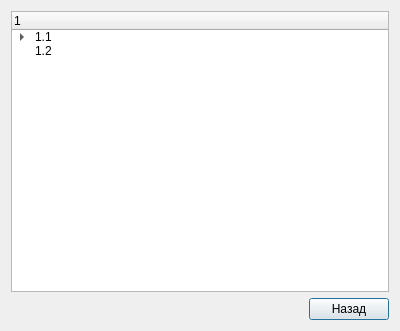
First picture: the form in versiondetailsform.ui, repository sokolukanton/overture, before the edit.
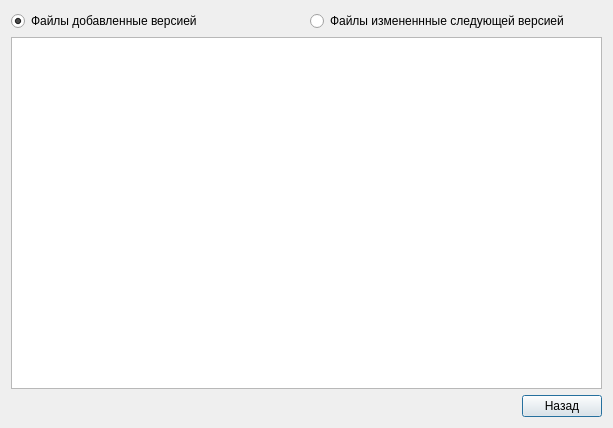
Second picture: the form after the edit.

Diff of the .ui file:
```diff
--- a/versiondetailsform.ui
+++ b/versiondetailsform.ui
@@ -9,51 +9,19 @@
    <rect>
     <x>0</x>
     <y>0</y>
-    <width>400</width>
-    <height>331</height>
+    <width>613</width>
+    <height>428</height>
    </rect>
   </property>
   <property name="windowTitle">
    <string>Файлы версии</string>
   </property>
   <layout class="QGridLayout" name="gridLayout">
-   <item row="0" column="0" colspan="2">
-    <widget class="QTreeWidget" name="treeWidget">
-     <column>
-      <property name="text">
-       <string>1</string>
-      </property>
-     </column>
-     <item>
-      <property name="text">
-       <string>1.1</string>
-      </property>
-      <item>
-       <property name="text">
-        <string>1.1.1</string>
-       </property>
-      </item>
-      <item>
-       <property name="text">
-        <string>1.1.2</string>
-       </property>
-       <item>
-        <property name="text">
-         <string>1.1.2.1</string>
-        </property>
-        <property name="font">
-         <font>
-          <family>Comic Sans MS</family>
-         </font>
-        </property>
-       </item>
-      </item>
-     </item>
-     <item>
-      <property name="text">
-       <string>1.2</string>
-      </property>
-     </item>
+   <item row="1" column="1">
+    <widget class="QPushButton" name="pushButton">
+     <property name="text">
+      <string>Назад</string>
+     </property>
     </widget>
    </item>
    <item row="1" column="0">
@@ -63,18 +31,41 @@
      </property>
      <property name="sizeHint" stdset="0">
       <size>
-       <width>298</width>
+       <width>40</width>
        <height>20</height>
       </size>
      </property>
     </spacer>
    </item>
-   <item row="1" column="1">
-    <widget class="QPushButton" name="pushButton">
-     <property name="text">
-      <string>Назад</string>
-     </property>
-    </widget>
+   <item row="0" column="0" colspan="2">
+    <layout class="QGridLayout" name="gridLayout_2">
+     <item row="0" column="0">
+      <widget class="QRadioButton" name="radioButton">
+       <property name="text">
+        <string>Файлы добавленные версией</string>
+       </property>
+       <property name="checked">
+        <bool>true</bool>
+       </property>
+       <attribute name="buttonGroup">
+        <string notr="true">buttonGroup</string>
+       </attribute>
+      </widget>
+     </item>
+     <item row="0" column="1">
+      <widget class="QRadioButton" name="radioButton_2">
+       <property name="text">
+        <string>Файлы измененнные следующей версией</string>
+       </property>
+       <attribute name="buttonGroup">
+        <string notr="true">buttonGroup</string>
+       </attribute>
+      </widget>
+     </item>
+     <item row="1" column="0" colspan="2">
+      <widget class="QTreeView" name="treeView"/>
+     </item>
+    </layout>
    </item>
   </layout>
  </widget>
```
Left out of the diff: 3 changed lines with no effect on the pictures.
